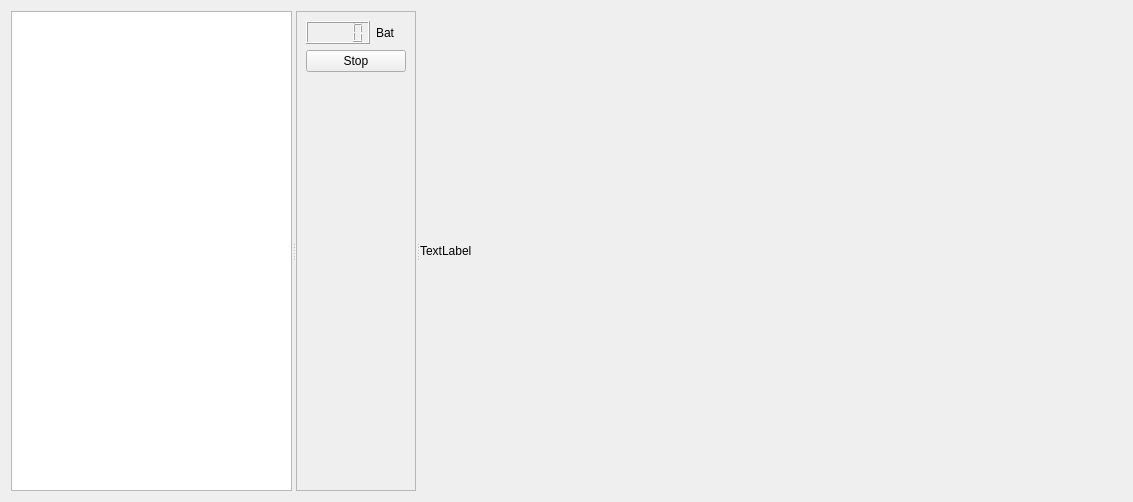
Qt form pioneer/pioneer_controller/src/mainUI.ui (jperezkz/Robotica-avanzada) before a commit.
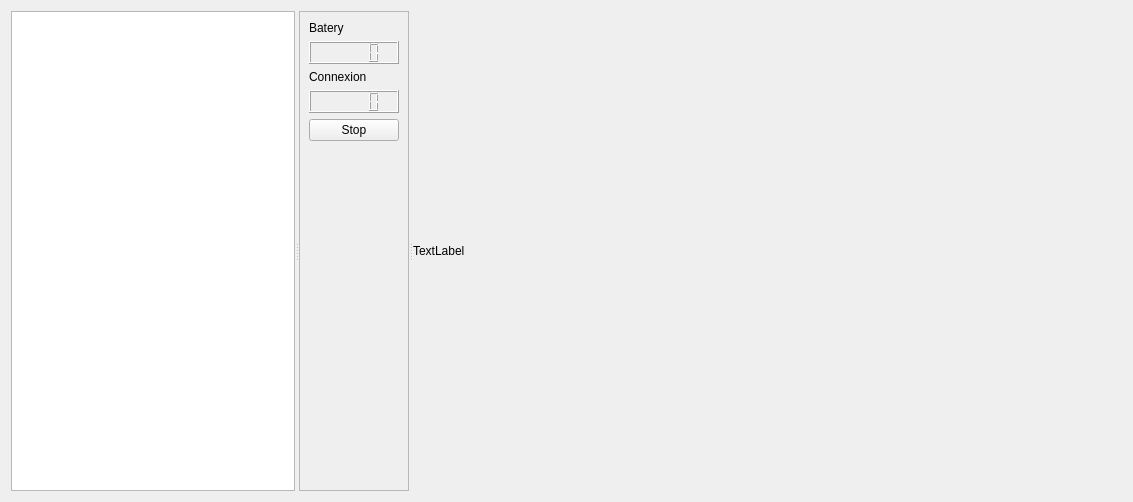
The same form after that commit.

Diff of the .ui file:
```diff
--- a/pioneer/pioneer_controller/src/mainUI.ui
+++ b/pioneer/pioneer_controller/src/mainUI.ui
@@ -28,6 +28,13 @@
        <enum>QFrame::Raised</enum>
       </property>
       <layout class="QVBoxLayout" name="verticalLayout_2">
+       <item>
+        <widget class="QLabel" name="label">
+         <property name="text">
+          <string>Batery</string>
+         </property>
+        </widget>
+       </item>
        <item>
         <layout class="QVBoxLayout" name="verticalLayout">
          <item>
@@ -35,14 +42,19 @@
            <item>
             <widget class="QLCDNumber" name="lcdNumber_bat"/>
            </item>
+          </layout>
+         </item>
+        </layout>
+       </item>
            <item>
-            <widget class="QLabel" name="label">
+        <widget class="QLabel" name="label_2">
              <property name="text">
-              <string>Bat</string>
+          <string>Connexion</string>
              </property>
             </widget>
            </item>
-          </layout>
+       <item>
+        <widget class="QLCDNumber" name="con"/>
          </item>
          <item>
           <widget class="QPushButton" name="pushButton_stop">
@@ -50,8 +62,6 @@
             <string>Stop</string>
            </property>
           </widget>
-         </item>
-        </layout>
        </item>
        <item>
         <spacer name="verticalSpacer">
```
Lines whose indentation alone changed are shown as unchanged.
